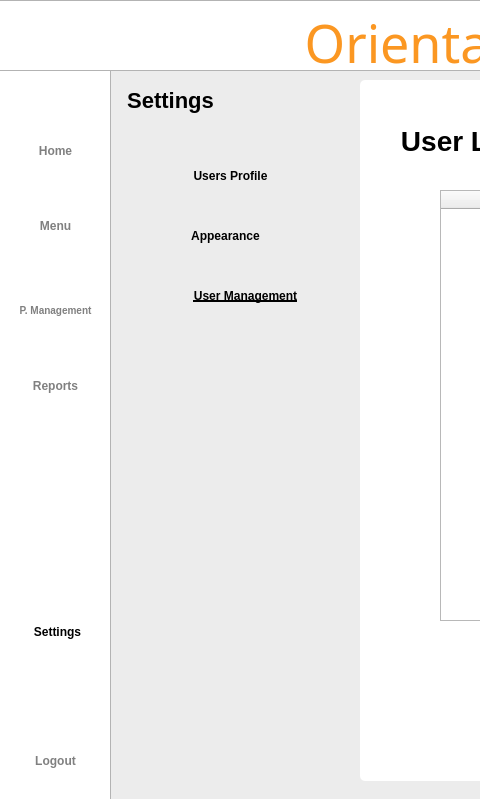
Before: the Qt Designer form Project SE/ui/userscreen.ui in Patatims/CCSFEN2_Project, drawn with Qt 5; both pictures show x 0 to 480 and y 0 to 799 of the 1200 by 799 pixel window.
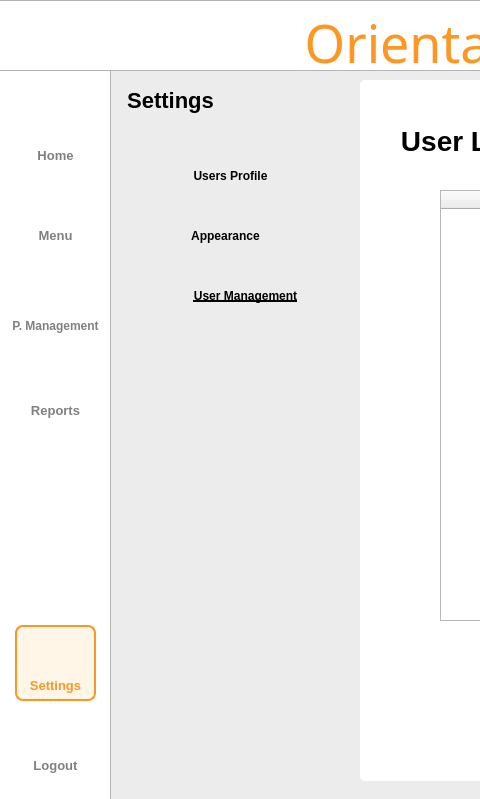
After: the same form once the commit is applied. Icons and pictures are not drawn.

The edit to the form file:
```diff
--- a/Project SE/ui/userscreen.ui
+++ b/Project SE/ui/userscreen.ui
@@ -236,22 +236,22 @@
    <widget class="QLabel" name="p_mIcon">
     <property name="geometry">
      <rect>
-      <x>40</x>
-      <y>260</y>
-      <width>35</width>
-      <height>35</height>
+      <x>37</x>
+      <y>270</y>
+      <width>40</width>
+      <height>40</height>
      </rect>
     </property>
     <property name="minimumSize">
      <size>
-      <width>35</width>
-      <height>35</height>
+      <width>40</width>
+      <height>40</height>
      </size>
     </property>
     <property name="maximumSize">
      <size>
-      <width>35</width>
-      <height>35</height>
+      <width>40</width>
+      <height>40</height>
      </size>
     </property>
     <property name="styleSheet">
@@ -340,66 +340,58 @@
    <widget class="QPushButton" name="logoutbtn">
     <property name="geometry">
      <rect>
-      <x>20</x>
-      <y>740</y>
-      <width>71</width>
-      <height>41</height>
+      <x>15</x>
+      <y>750</y>
+      <width>81</width>
+      <height>31</height>
      </rect>
     </property>
     <property name="styleSheet">
-     <string notr="true">QPushButton#logoutbtn{
+     <string notr="true">QPushButton{
     color: rgba(0,0,0, 0.5);
-    font-family: 'Roboto';
-    font-size: 12px;
+    font-family: 'Inter';
+    font-size: 13px;
     font-weight: 500;
 	border:none;
 }
+
+QPushButton:hover{
+color: #FB9722;
+border: 2px solid #FB9722;
+border-radius: 8px;
+background-color: rgba(255, 167, 25, 0.1);
+}
+
 </string>
     </property>
     <property name="text">
      <string>Logout</string>
     </property>
    </widget>
-   <widget class="QPushButton" name="settingsbtn">
-    <property name="geometry">
-     <rect>
-      <x>20</x>
-      <y>620</y>
-      <width>75</width>
-      <height>23</height>
-     </rect>
-    </property>
-    <property name="styleSheet">
-     <string notr="true">QPushButton#settingsbtn{
-    color: rgba(0,0,0, 1);
-    font-family: 'Roboto';
-    font-size: 12px;
-    font-weight: 500;
-	border:none;
-}
-</string>
-    </property>
-    <property name="text">
-     <string>Settings</string>
-    </property>
-   </widget>
    <widget class="QPushButton" name="p_managementbtn">
     <property name="geometry">
      <rect>
-      <x>10</x>
-      <y>290</y>
-      <width>91</width>
-      <height>41</height>
+      <x>5</x>
+      <y>310</y>
+      <width>101</width>
+      <height>31</height>
      </rect>
     </property>
     <property name="styleSheet">
-     <string notr="true">QPushButton#p_managementbtn{
+     <string notr="true">QPushButton{
     color: rgba(0,0,0, 0.5);
-    font-family: 'Roboto';
-    font-size: 10px;
+    font-family: 'Inter';
+    font-size: 12px;
     font-weight: 500;
 	border:none;
 }
+
+QPushButton:hover{
+color: #FB9722;
+border: 2px solid #FB9722;
+border-radius: 8px;
+background-color: rgba(255, 167, 25, 0.1);
+}
 </string>
     </property>
     <property name="text">
@@ -409,20 +401,27 @@
    <widget class="QPushButton" name="homebtn">
     <property name="geometry">
      <rect>
-      <x>10</x>
-      <y>135</y>
-      <width>91</width>
+      <x>15</x>
+      <y>140</y>
+      <width>81</width>
       <height>31</height>
      </rect>
     </property>
     <property name="styleSheet">
-     <string notr="true">QPushButton#homebtn{
+     <string notr="true">QPushButton{
     color: rgba(0,0,0, 0.5);
-    font-family: 'Roboto';
-    font-size: 12px;
+    font-family: 'Inter';
+    font-size: 13px;
     font-weight: 500;
 	border:none;
 }
+
+QPushButton:hover{
+color: #FB9722;
+border: 2px solid #FB9722;
+border-radius: 8px;
+background-color: rgba(255, 167, 25, 0.1);
+}
 </string>
     </property>
     <property name="text">
@@ -432,20 +431,27 @@
    <widget class="QPushButton" name="menubtn">
     <property name="geometry">
      <rect>
-      <x>10</x>
-      <y>210</y>
-      <width>91</width>
+      <x>15</x>
+      <y>220</y>
+      <width>81</width>
       <height>31</height>
      </rect>
     </property>
     <property name="styleSheet">
-     <string notr="true">QPushButton#menubtn{
+     <string notr="true">QPushButton{
     color: rgba(0,0,0, 0.5);
-    font-family: 'Roboto';
-    font-size: 12px;
+    font-family: 'Inter';
+    font-size: 13px;
     font-weight: 500;
 	border:none;
 }
+
+QPushButton:hover{
+color: #FB9722;
+border: 2px solid #FB9722;
+border-radius: 8px;
+background-color: rgba(255, 167, 25, 0.1);
+}
 </string>
     </property>
     <property name="text">
@@ -455,20 +461,27 @@
    <widget class="QPushButton" name="reportbtn">
     <property name="geometry">
      <rect>
-      <x>10</x>
-      <y>370</y>
-      <width>91</width>
+      <x>15</x>
+      <y>395</y>
+      <width>81</width>
       <height>31</height>
      </rect>
     </property>
     <property name="styleSheet">
-     <string notr="true">QPushButton#reportbtn{
+     <string notr="true">QPushButton{
     color: rgba(0,0,0, 0.5);
-    font-family: 'Roboto';
-    font-size: 12px;
+    font-family: 'Inter';
+    font-size: 13px;
     font-weight: 500;
 	border:none;
 }
+
+QPushButton:hover{
+color: #FB9722;
+border: 2px solid #FB9722;
+border-radius: 8px;
+background-color: rgba(255, 167, 25, 0.1);
+}
 </string>
     </property>
     <property name="text">
@@ -479,7 +492,7 @@
     <property name="geometry">
      <rect>
       <x>40</x>
-      <y>180</y>
+      <y>190</y>
       <width>30</width>
       <height>30</height>
      </rect>
@@ -562,8 +575,8 @@
    <widget class="QLabel" name="reportIcon">
     <property name="geometry">
      <rect>
-      <x>40</x>
-      <y>340</y>
+      <x>39</x>
+      <y>360</y>
       <width>35</width>
       <height>35</height>
      </rect>
@@ -601,48 +614,6 @@
      <set>Qt::AlignCenter</set>
     </property>
    </widget>
-   <widget class="QLabel" name="settingIcon">
-    <property name="geometry">
-     <rect>
-      <x>38</x>
-      <y>580</y>
-      <width>35</width>
-      <height>35</height>
-     </rect>
-    </property>
-    <property name="minimumSize">
-     <size>
-      <width>35</width>
-      <height>35</height>
-     </size>
-    </property>
-    <property name="maximumSize">
-     <size>
-      <width>35</width>
-      <height>35</height>
-     </size>
-    </property>
-    <property name="styleSheet">
-     <string notr="true">QLabel#Pmanagementbtn{
-    color: rgba(0,0,0, 0.5);
-    font-family: 'Roboto';
-    font-size: 11px;
-    font-weight: 300;
-}</string>
-    </property>
-    <property name="text">
-     <string/>
-    </property>
-    <property name="pixmap">
-     <pixmap resource="../resource.qrc">:/icon/icons/productm.png</pixmap>
-    </property>
-    <property name="scaledContents">
-     <bool>true</bool>
-    </property>
-    <property name="alignment">
-     <set>Qt::AlignCenter</set>
-    </property>
-   </widget>
    <widget class="QLabel" name="logoutIcon">
     <property name="geometry">
      <rect>
@@ -799,6 +770,119 @@
      </size>
     </property>
    </widget>
+   <widget class="QLabel" name="settingIcon">
+    <property name="geometry">
+     <rect>
+      <x>39</x>
+      <y>634</y>
+      <width>35</width>
+      <height>35</height>
+     </rect>
+    </property>
+    <property name="minimumSize">
+     <size>
+      <width>35</width>
+      <height>35</height>
+     </size>
+    </property>
+    <property name="maximumSize">
+     <size>
+      <width>35</width>
+      <height>35</height>
+     </size>
+    </property>
+    <property name="styleSheet">
+     <string notr="true">QLabel#Pmanagementbtn{
+    color: rgba(0,0,0, 0.5);
+    font-family: 'Roboto';
+    font-size: 11px;
+    font-weight: 300;
+}</string>
+    </property>
+    <property name="text">
+     <string/>
+    </property>
+    <property name="pixmap">
+     <pixmap resource="../resource.qrc">:/icon/icons/settings2.png</pixmap>
+    </property>
+    <property name="scaledContents">
+     <bool>true</bool>
+    </property>
+    <property name="alignment">
+     <set>Qt::AlignCenter</set>
+    </property>
+   </widget>
+   <widget class="QPushButton" name="settingsbtn">
+    <property name="geometry">
+     <rect>
+      <x>15</x>
+      <y>670</y>
+      <width>81</width>
+      <height>31</height>
+     </rect>
+    </property>
+    <property name="styleSheet">
+     <string notr="true">QPushButton{
+    color: #FB9722;;
+    font-family: 'Inter';
+    font-size: 13px;
+    font-weight: 500;
+	border:none;
+}
+</string>
+    </property>
+    <property name="text">
+     <string>Settings</string>
+    </property>
+   </widget>
+   <widget class="QLabel" name="label_5">
+    <property name="geometry">
+     <rect>
+      <x>15</x>
+      <y>625</y>
+      <width>81</width>
+      <height>76</height>
+     </rect>
+    </property>
+    <property name="styleSheet">
+     <string notr="true">QLabel{
+	background-color: rgba(255, 167, 25, 0.1);
+	border: 2px solid #FB9722;
+	border-radius: 8px;
+}</string>
+    </property>
+    <property name="text">
+     <string/>
+    </property>
+   </widget>
+   <zorder>sidebar</zorder>
+   <zorder>titlebar</zorder>
+   <zorder>whitebg</zorder>
+   <zorder>title</zorder>
+   <zorder>settings</zorder>
+   <zorder>userlistlabel</zorder>
+   <zorder>userprofIcon</zorder>
+   <zorder>appearanceIcon</zorder>
+   <zorder>usersIcon</zorder>
+   <zorder>p_mIcon</zorder>
+   <zorder>tableWidget</zorder>
+   <zorder>logoutbtn</zorder>
+   <zorder>p_managementbtn</zorder>
+   <zorder>homebtn</zorder>
+   <zorder>menubtn</zorder>
+   <zorder>reportbtn</zorder>
+   <zorder>menuIcon</zorder>
+   <zorder>homeIcon</zorder>
+   <zorder>reportIcon</zorder>
+   <zorder>logoutIcon</zorder>
+   <zorder>userprofbtn</zorder>
+   <zorder>appearancebtn</zorder>
+   <zorder>usersbtn</zorder>
+   <zorder>editIcon</zorder>
+   <zorder>editbtn</zorder>
+   <zorder>label_5</zorder>
+   <zorder>settingIcon</zorder>
+   <zorder>settingsbtn</zorder>
   </widget>
  </widget>
  <resources>
```
